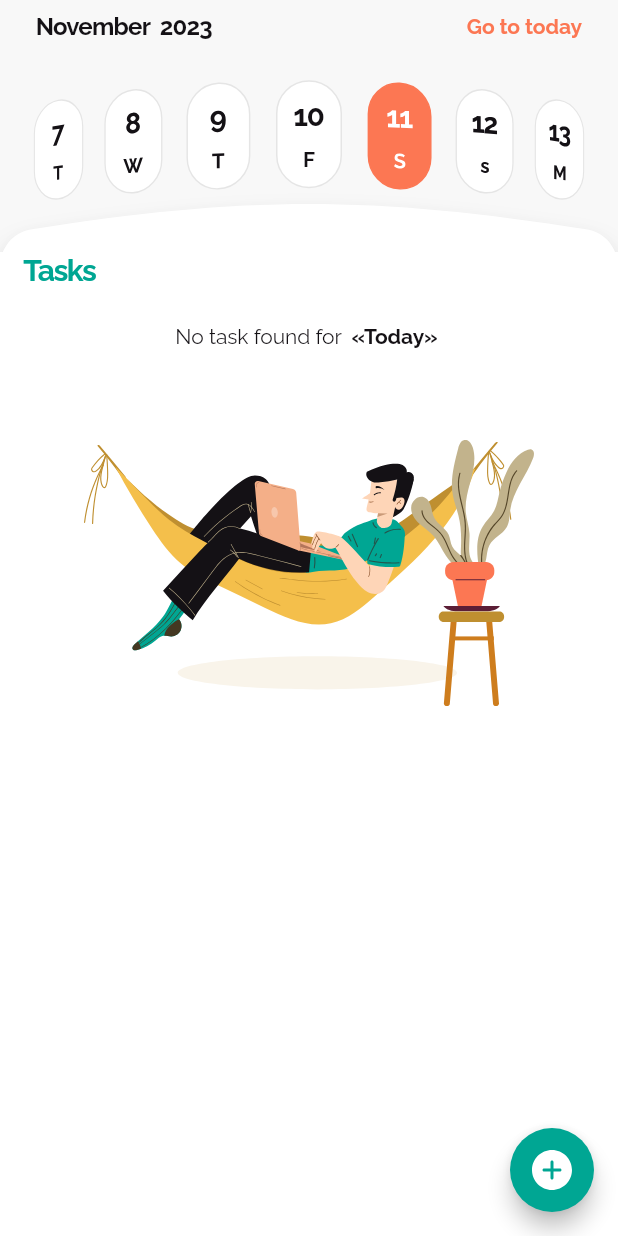
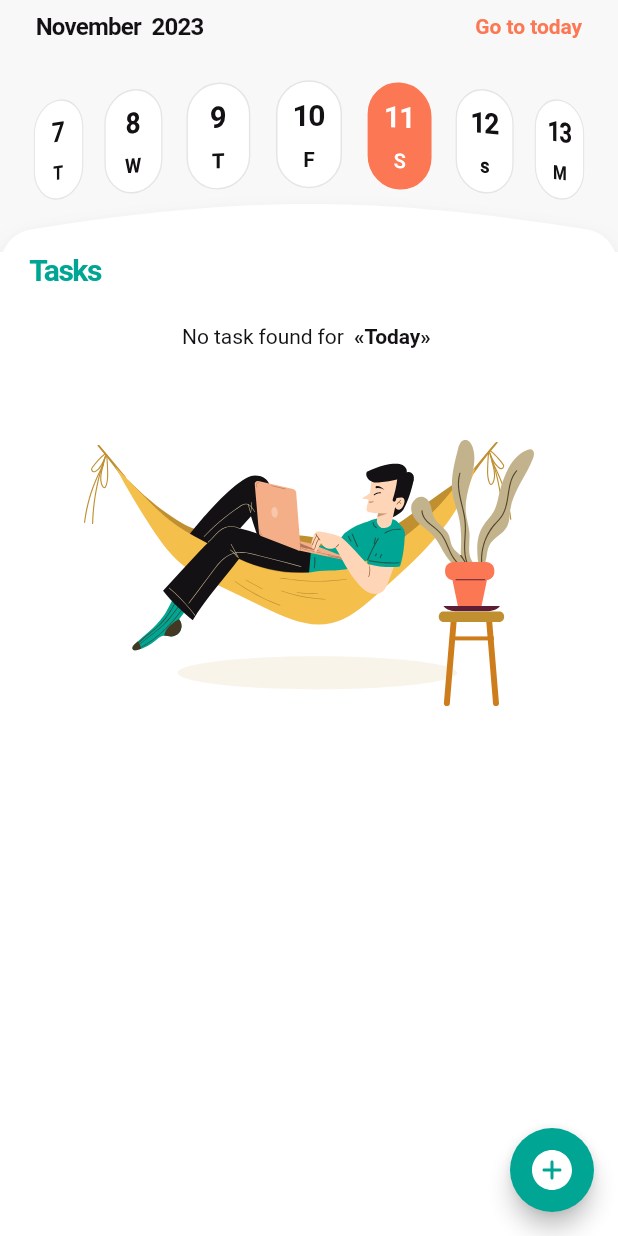
Before and after one commit to ms-dehghani/ToDo-flutter, a Flutter app: the screen it shows after launch, on a phone screen of 412 x 824 dp. Run offline on Flutter 3.47's test engine with Material 2 defaults, Android fonts, the phone set to English and light mode, and no system bars; our stand-ins replace dotted_border, equatable, flutter_bloc, flutter_svg, get_it, lottie and 3 more; missing offline and left inert: dart:html, dart:js; accounts and stored records are empty.

Commit message:
Change font Bug fixed Add undo action

```diff
--- a/i18n/en.json
+++ b/i18n/en.json
@@ -37,6 +37,7 @@
   "taskDetailPageCategory" : "Category:",
 
   "taskDetailButtonDone" : "Done",
+  "taskDetailButtonUnDone" : "Undo",
   "taskDetailButtonEdit" : "Edit",
   "taskDetailButtonDelete" : "Delete",
   "taskDetailButtonChangeDate" : "Shift",
@@ -51,7 +52,9 @@
   "deleteRightButton" : "No, back",
 
   "doneQuestion" : "Do you complete this task?",
+  "unDoneQuestion" : "Are you sure to revert this task to uncomplete?",
   "doneLeftButton" : "Yes, done",
+  "unDoneLeftButton" : "Yes, revert",
   "doneRightButton" : "No, back",
 
 
--- a/i18n/fa.json
+++ b/i18n/fa.json
@@ -36,6 +36,7 @@
   "taskDetailPageCategory" : "دسته:",
 
   "taskDetailButtonDone" : "تکمیل",
+  "taskDetailButtonUnDone" : "عدم تکمیل",
   "taskDetailButtonEdit" : "ویرایش",
   "taskDetailButtonDelete" : "حذف",
   "taskDetailButtonChangeDate" : "انتقال",
--- a/lib/res/color.dart
+++ b/lib/res/color.dart
@@ -30,6 +30,6 @@ class UiColors {
   static const Color priorityMidColor = Color(0xFFFF8800);
   static const Color priorityLowColor = Color(0xFF06C270);
 
-  static const Color shadowColor = Color(0x55626262);
+  static const Color shadowColor = Color(0x55C1C1C1);
   static const Color pageBackground = Color(0xFFF8F8F8);
 }
--- a/lib/res/dimens.dart
+++ b/lib/res/dimens.dart
@@ -18,7 +18,7 @@ class Insets {
 
   static double get xl => 32 * scale;
 
-  static double get pagePadding => 16 * scale;
+  static double get pagePadding => 20 * scale;
 
   static double get buttonHeight => 48 * scale;
 
--- a/lib/res/fonts.dart
+++ b/lib/res/fonts.dart
@@ -1,5 +1,5 @@
 
 class Fonts {
-  static const String raleway = 'Raleway';
+  static const String raleway = 'Roboto';
   static const String iran = 'Iran';
 }
--- a/lib/res/texts.dart
+++ b/lib/res/texts.dart
@@ -39,6 +39,7 @@ class Texts {
   static const String taskDetailPageCategory = "taskDetailPageCategory";
 
   static const String taskDetailButtonDone = "taskDetailButtonDone";
+  static const String taskDetailButtonUnDone = "taskDetailButtonUnDone";
   static const String taskDetailButtonEdit = "taskDetailButtonEdit";
   static const String taskDetailButtonDelete = "taskDetailButtonDelete";
   static const String taskDetailButtonChangeDate = "taskDetailButtonChangeDate";
@@ -68,7 +69,9 @@ class Texts {
   static const String deleteRightButton = "deleteRightButton";
 
   static const String doneQuestion = "doneQuestion";
+  static const String unDoneQuestion = "unDoneQuestion";
   static const String doneLeftButton = "doneLeftButton";
+  static const String unDoneLeftButton = "unDoneLeftButton";
   static const String doneRightButton = "doneRightButton";
 
   ///////// priority
--- a/lib/src/app/ui/pages/category/create/create_category_item_page.dart
+++ b/lib/src/app/ui/pages/category/create/create_category_item_page.dart
@@ -38,7 +38,7 @@ class CreateCategoryItemPage extends StatelessWidget with WidgetViewTemplate {
   @override
   Widget phoneView(BuildContext context) {
     return Padding(
-      padding: EdgeInsets.only(left: Insets.med, right: Insets.med, bottom: Insets.med),
+      padding: EdgeInsets.only(left: Insets.d24, right: Insets.d24, bottom: Insets.med),
       child: Column(
         mainAxisAlignment: MainAxisAlignment.spaceBetween,
         children: [
--- a/lib/src/app/ui/pages/category/list/category_list_page.dart
+++ b/lib/src/app/ui/pages/category/list/category_list_page.dart
@@ -43,7 +43,7 @@ class CategoryListPage extends StatelessWidget with WidgetViewTemplate {
     return Container(
       color: getSelectedThemeColors().onBackground,
       padding: EdgeInsets.only(
-          left: Insets.pagePadding, right: Insets.pagePadding, bottom: Insets.pagePadding),
+          left: Insets.d24, right: Insets.d24, bottom: Insets.pagePadding),
       child: Column(
         children: [
           Expanded(child: _categoryList(context)),
--- a/pubspec.yaml
+++ b/pubspec.yaml
@@ -51,10 +51,10 @@ flutter:
         - asset: assets/fonts/iran.ttf
         - asset: assets/fonts/iran_b.ttf
           weight: 700
-    - family: Raleway
+    - family: Roboto
       fonts:
-        - asset: assets/fonts/raleway.ttf
-        - asset: assets/fonts/raleway_b.ttf
+        - asset: assets/fonts/Roboto.ttf
+        - asset: assets/fonts/RobotoB.ttf
           weight: 700
 
 
```
Also changed, not shown: lib/src/app/ui/widgets/bottomsheet/round_bottom_sheet.dart (+12 -1 lines), lib/src/app/ui/widgets/items/task/task_actions.dart (+13 -4 lines), assets/fonts/Roboto.ttf (added), assets/fonts/RobotoB.ttf (added), assets/fonts/raleway.ttf (deleted), assets/fonts/raleway_b.ttf (deleted).
